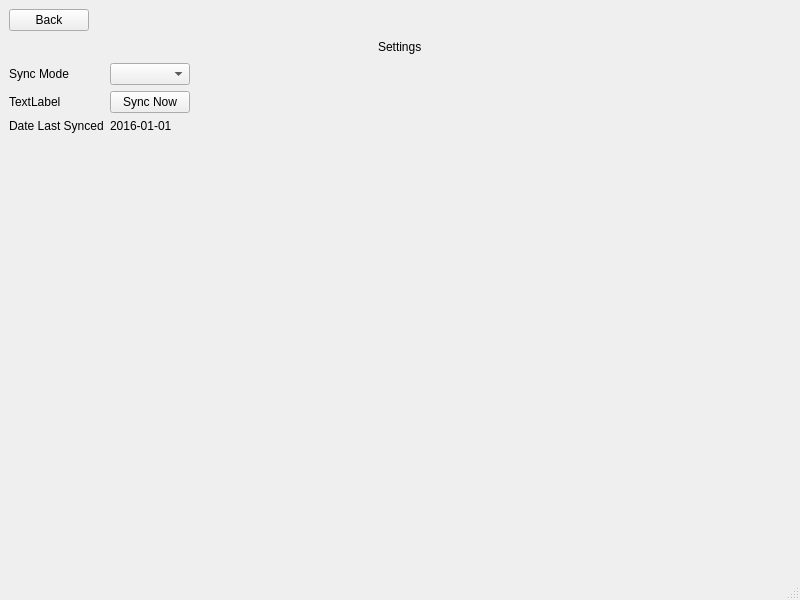
Before: the Qt Designer form views/settingsview.ui in Vermont-EPSCoR/Macroinvertebrates, drawn with Qt 5.
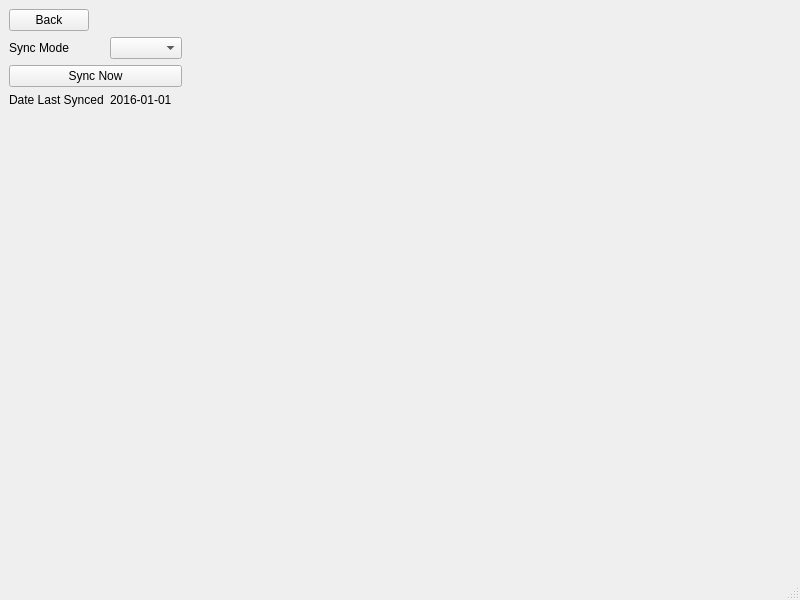
After: the same form once the commit is applied.

```diff
--- a/views/settingsview.ui
+++ b/views/settingsview.ui
@@ -42,43 +42,6 @@
       </item>
      </layout>
     </item>
-    <item>
-     <layout class="QHBoxLayout" name="horizontalLayout_2">
-      <item>
-       <spacer name="horizontalSpacer">
-        <property name="orientation">
-         <enum>Qt::Horizontal</enum>
-        </property>
-        <property name="sizeHint" stdset="0">
-         <size>
-          <width>40</width>
-          <height>20</height>
-         </size>
-        </property>
-       </spacer>
-      </item>
-      <item>
-       <widget class="QLabel" name="label_5">
-        <property name="text">
-         <string>Settings</string>
-        </property>
-       </widget>
-      </item>
-      <item>
-       <spacer name="horizontalSpacer_2">
-        <property name="orientation">
-         <enum>Qt::Horizontal</enum>
-        </property>
-        <property name="sizeHint" stdset="0">
-         <size>
-          <width>40</width>
-          <height>20</height>
-         </size>
-        </property>
-       </spacer>
-      </item>
-     </layout>
-    </item>
     <item>
      <layout class="QHBoxLayout" name="horizontalLayout_3">
       <item>
@@ -93,20 +56,6 @@
         <item row="0" column="1">
          <widget class="QComboBox" name="comboBox"/>
         </item>
-        <item row="1" column="0">
-         <widget class="QLabel" name="label_3">
-          <property name="text">
-           <string>TextLabel</string>
-          </property>
-         </widget>
-        </item>
-        <item row="1" column="1">
-         <widget class="QPushButton" name="pushButton">
-          <property name="text">
-           <string>Sync Now</string>
-          </property>
-         </widget>
-        </item>
         <item row="2" column="0">
          <widget class="QLabel" name="label_4">
           <property name="text">
@@ -121,6 +70,13 @@
           </property>
          </widget>
         </item>
+        <item row="1" column="0" colspan="2">
+         <widget class="QPushButton" name="pushButton">
+          <property name="text">
+           <string>Sync Now</string>
+          </property>
+         </widget>
+        </item>
        </layout>
       </item>
       <item>
```
Left out of the diff: 2 changed lines with no effect on the pictures.
